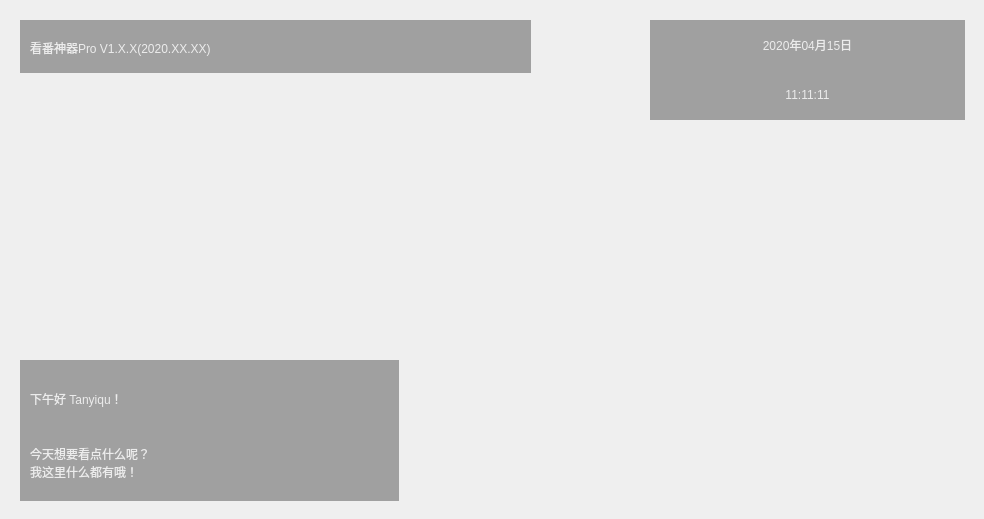
Old version of the form ui/ui_designer/ui_file/widgets/welcomeWidget.ui in the repository tanyiqu/AnimeArtifactPro.
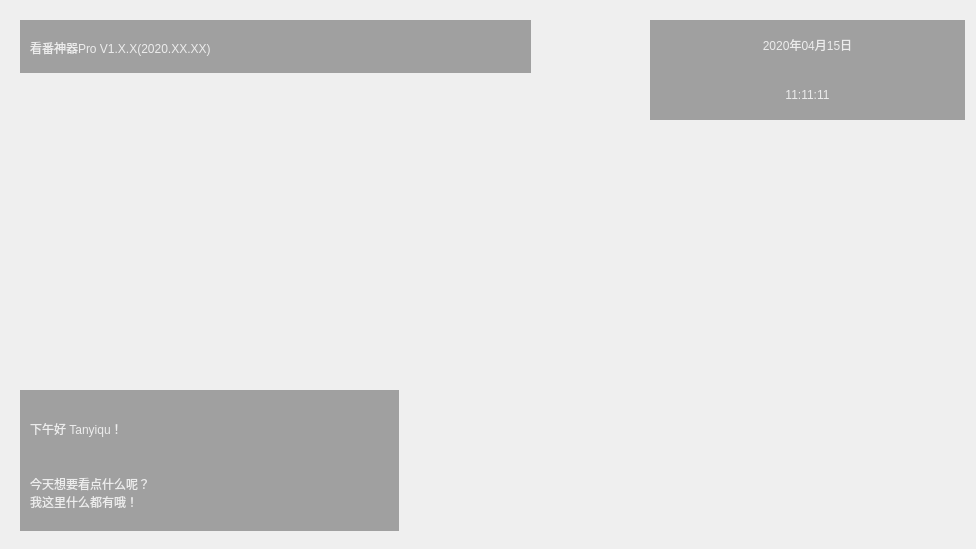
New version of the form.

What changed in the file:
```diff
--- a/ui/ui_designer/ui_file/widgets/welcomeWidget.ui
+++ b/ui/ui_designer/ui_file/widgets/welcomeWidget.ui
@@ -6,8 +6,8 @@
    <rect>
     <x>0</x>
     <y>0</y>
-    <width>984</width>
-    <height>519</height>
+    <width>976</width>
+    <height>549</height>
    </rect>
   </property>
   <property name="windowTitle">
@@ -136,7 +136,7 @@
    <property name="geometry">
     <rect>
      <x>20</x>
-     <y>360</y>
+     <y>390</y>
      <width>379</width>
      <height>141</height>
     </rect>
```
